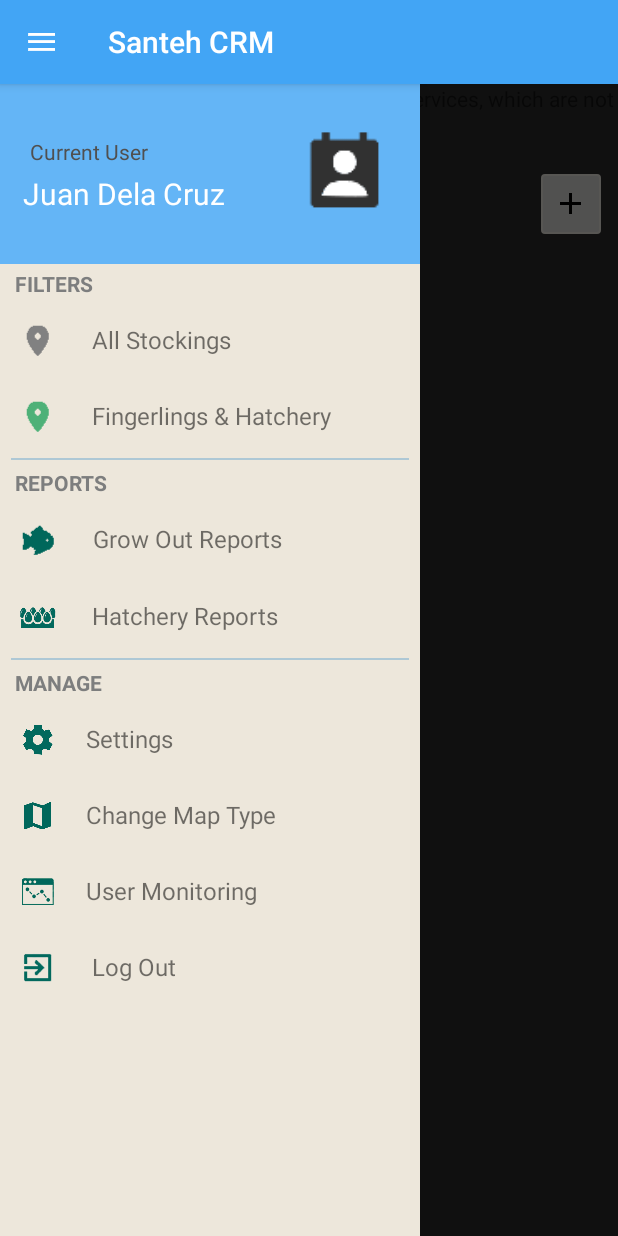
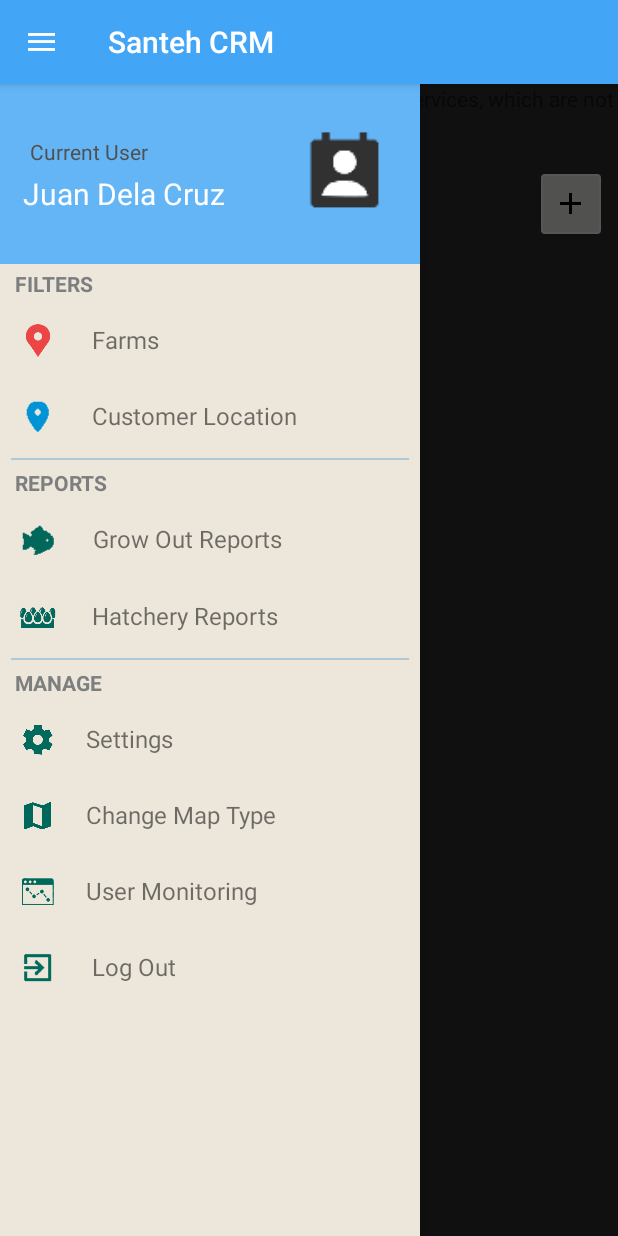
Before and after one commit to rjhonsl/MappedCRM, an Android app: the MapsActivity screen opened directly, with no data from a screen before it, with the side drawer open, on a phone screen of 412 x 824 dp. Run offline under Robolectric (Android 15) with nearby library versions, the phone set to English and light mode, and no system bars; our stand-ins replace Volley; libraries missing offline, so code that uses them is left out: com.google.maps.android; network calls fail; 2 statements that could not run were skipped.

Commit message:
Changes:  **Compution  ~stopped on vannamei
**Layout for add customer info

~refactored some class names

```diff
--- a/app/src/main/java/com/santeh/rjhonsl/samplemap/Main/MapsActivity.java
+++ b/app/src/main/java/com/santeh/rjhonsl/samplemap/Main/MapsActivity.java
@@ -127,13 +127,10 @@ public class MapsActivity extends AppCompatActivity implements OnMapReadyCallbac
 
 
 
-
-
-
         drawerLayout = (DrawerLayout) findViewById(R.id.drawerLayout);
         nav_displayAllMarkers = (TextView) findViewById(R.id.txt_Nav_displayAll);
         nav_fingerlings = (TextView) findViewById(R.id.txt_Nav_fingerlings);
-        nav_Stockings = (TextView) findViewById(R.id.txt_Nav_stockings);
+        nav_Stockings = (TextView) findViewById(R.id.txt_Nav_customeraddress);
         nav_sperms = (TextView) findViewById(R.id.txt_Nav_sperms);
         nav_maptype = (TextView) findViewById(R.id.txt_Nav_changeMapType);
         nav_settings = (TextView) findViewById(R.id.txt_Nav_settings);
@@ -146,10 +143,6 @@ public class MapsActivity extends AppCompatActivity implements OnMapReadyCallbac
 
 //
 //
-
-
-
-
 
 
         SupportMapFragment mapFragment = (SupportMapFragment) getSupportFragmentManager()
--- a/app/src/main/res/layout/activity_maps.xml
+++ b/app/src/main/res/layout/activity_maps.xml
@@ -131,11 +131,22 @@
                     android:layout_height="wrap_content"/>
 
                 <TextView
-                    android:text="      All Stockings"
+                    android:text="      Farms"
                     android:textSize="16sp"
                     android:background="@drawable/bg_material_transparent"
-                    android:drawableLeft="@drawable/ic_place_grey_24dp"
+                    android:drawableLeft="@drawable/ic_place_red_24dp"
                     android:id="@+id/txt_Nav_displayAll"
+                    android:padding="13dp"
+                    android:layout_width="fill_parent"
+                    android:layout_height="wrap_content"/>
+
+
+                <TextView
+                    android:text="      Customer Location"
+                    android:background="@drawable/bg_material_transparent"
+                    android:textSize="16sp"
+                    android:drawableLeft="@drawable/ic_place_blue_24dp"
+                    android:id="@+id/txt_Nav_customeraddress"
                     android:padding="13dp"
                     android:layout_width="fill_parent"
                     android:layout_height="wrap_content"/>
@@ -144,23 +155,13 @@
                     android:text="      Fingerlings &amp; Hatchery"
                     android:background="@drawable/bg_material_transparent"
                     android:id="@+id/txt_Nav_fingerlings"
+                    android:visibility="gone"
                     android:drawableLeft="@drawable/ic_place_green_24dp"
                     android:textSize="16sp"
                     android:padding="13dp"
                     android:layout_width="fill_parent"
                     android:layout_height="wrap_content"/>
 
-
-                <TextView
-                    android:text="      Stockings"
-                    android:background="@drawable/bg_material_transparent"
-                    android:visibility="gone"
-                    android:textSize="16sp"
-                    android:drawableLeft="@drawable/ic_place_yellow_24dp"
-                    android:id="@+id/txt_Nav_stockings"
-                    android:padding="13dp"
-                    android:layout_width="fill_parent"
-                    android:layout_height="wrap_content"/>
 
                 <TextView
                     android:text="      Sperms"
```
